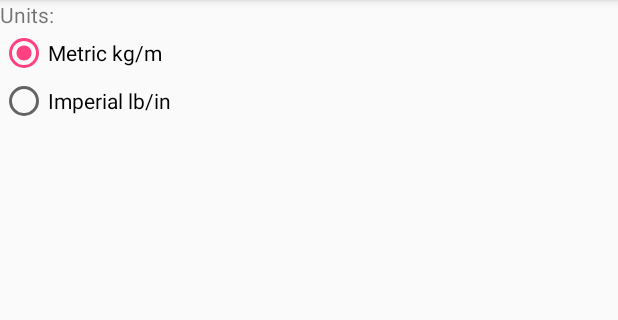
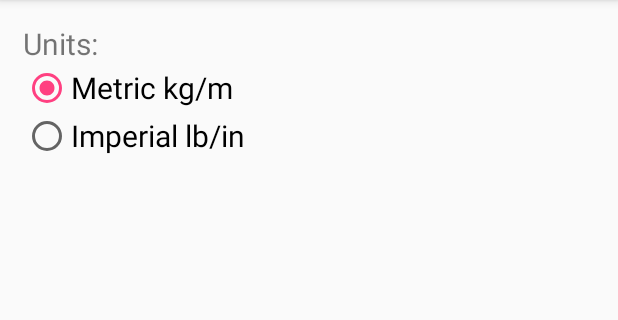
Before and after one commit to tomkecy/BMICalculator, an Android app: the SettingsActivity screen opened directly, with no data from a screen before it, on a phone screen of 412 x 824 dp, the part 84-404 px from its top. Run offline under Robolectric (Android 15) with nearby library versions, the phone set to English and light mode, and no system bars; our stand-ins replace ButterKnife.

Commit message:
Chagnged settings activity look

```diff
--- a/app/src/main/java/cybulski/tomasz/tomaszcybulskilab1/Activities/SettingsActivity.java
+++ b/app/src/main/java/cybulski/tomasz/tomaszcybulskilab1/Activities/SettingsActivity.java
@@ -9,6 +9,7 @@ import android.widget.RadioButton;
 
 import butterknife.Bind;
 import butterknife.ButterKnife;
+import butterknife.OnClick;
 import cybulski.tomasz.tomaszcybulskilab1.R;
 
 public class SettingsActivity extends AppCompatActivity {
@@ -36,6 +37,7 @@ public class SettingsActivity extends AppCompatActivity {
         }
     }
 
+    @OnClick({R.id.radio_button_metric_units, R.id.radio_button_imperial_units})
     public void setUnits(View view){
         SharedPreferences sharedPref = PreferenceManager.getDefaultSharedPreferences(this);
         SharedPreferences.Editor editor = sharedPref.edit();
--- a/app/src/main/res/layout/activity_settings.xml
+++ b/app/src/main/res/layout/activity_settings.xml
@@ -1,32 +1,35 @@
 <?xml version="1.0" encoding="utf-8"?>
-<android.support.constraint.ConstraintLayout xmlns:android="http://schemas.android.com/apk/res/android"
+<RelativeLayout xmlns:android="http://schemas.android.com/apk/res/android"
     xmlns:tools="http://schemas.android.com/tools"
     android:layout_width="match_parent"
     android:layout_height="match_parent"
     tools:context="cybulski.tomasz.tomaszcybulskilab1.Activities.SettingsActivity">
 
     <RadioGroup
+        android:layout_margin="15dp"
         android:layout_width="wrap_content"
         android:layout_height="wrap_content"
+
         >
         <TextView
             android:id="@+id/text_view_unit_label"
             android:layout_width="wrap_content"
             android:layout_height="wrap_content"
             android:text="@string/unit_label"
+            android:textSize="20sp"
             />
         <RadioButton
             android:id="@+id/radio_button_metric_units"
             android:layout_width="wrap_content"
             android:layout_height="wrap_content"
             android:text="@string/metric_units"
-            android:onClick="setUnits"/>
+            android:textSize="20sp"/>
         <RadioButton
             android:id="@+id/radio_button_imperial_units"
             android:layout_width="wrap_content"
             android:layout_height="wrap_content"
             android:text="@string/imperial_units"
-            android:onClick="setUnits"/>
+            android:textSize="20sp"/>
     </RadioGroup>
 
-</android.support.constraint.ConstraintLayout>
+</RelativeLayout>
--- a/app/src/main/res/values/strings.xml
+++ b/app/src/main/res/values/strings.xml
@@ -27,7 +27,7 @@
     <string name="author_label">Author</string>
     <string name="author_info_line1">Tomasz Cybulski</string>
     <string name="author_info_line2">II Year Computer Science Student</string>
-    <string name="author_image_description">Author's photo</string>
+    <string name="author_image_description">Author\'s photo</string>
 
 
     <string name="facebook_app_id">1023526087748730</string>
```
